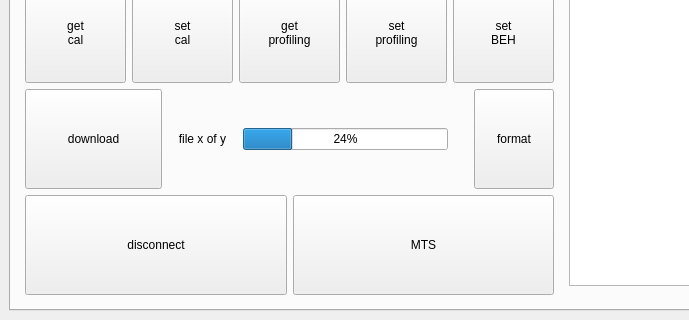
Above: bix/gui/gui.ui from LowellInstruments/bix before the change; both pictures show x 0 to 689 and y 435 to 755 of the 981 by 755 pixel window. Below: the same form after it.
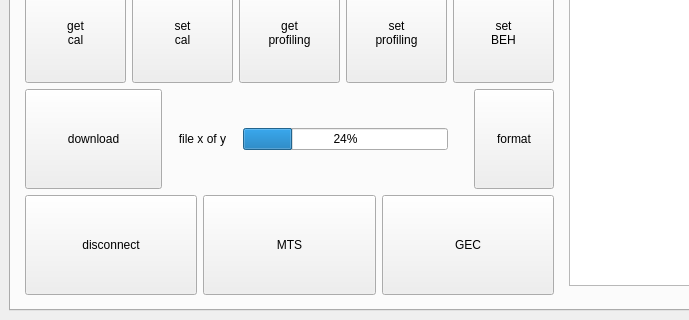
That is the form after the change. The open tabs and pages were chosen to show the change.

Diff of the .ui file:
```diff
--- a/bix/gui/gui.ui
+++ b/bix/gui/gui.ui
@@ -647,7 +647,7 @@
                  </layout>
                 </item>
                 <item>
-                 <layout class="QHBoxLayout" name="horizontalLayout_8">
+                 <layout class="QHBoxLayout" name="horizontalLayout_8" stretch="1,1,1">
                   <item>
                    <widget class="QPushButton" name="btn_disconnect">
                     <property name="minimumSize">
@@ -674,6 +674,19 @@
                     </property>
                    </widget>
                   </item>
+                  <item>
+                   <widget class="QPushButton" name="btn_gec">
+                    <property name="minimumSize">
+                     <size>
+                      <width>0</width>
+                      <height>100</height>
+                     </size>
+                    </property>
+                    <property name="text">
+                     <string>GEC</string>
+                    </property>
+                   </widget>
+                  </item>
                  </layout>
                 </item>
                </layout>
```
Left out of the diff: 24 changed lines with no effect on the pictures.
